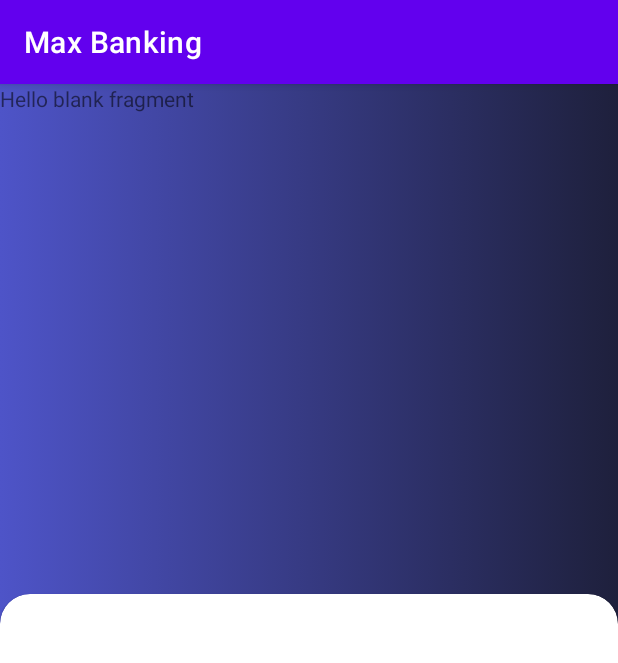
After one commit to MMwandigha/BankApp, an Android app: the fragment Dashboard shown on its own in the app's theme, on a phone screen of 412 x 824 dp. The commit adds this screen. Shown: the top 663 px of the screen. Run offline under Robolectric (Android 15) with nearby library versions, the phone set to English and light mode, and no system bars.

Commit message:
Wednesday 22/02 (2nd Take)

```diff
--- a/app/src/main/AndroidManifest.xml
+++ b/app/src/main/AndroidManifest.xml
@@ -19,7 +19,7 @@
         </activity>
 
         <activity
-            android:name=".UsersProfile"
+            android:name=".ui.profile.UsersProfile"
             android:exported="false" />
         <activity
             android:name=".MainActivity"
--- /dev/null
+++ b/app/src/main/java/com/maxwell/recyclerview/Dashboard.kt
@@ -0,0 +1,20 @@
+package com.maxwell.recyclerview
+
+import android.os.Bundle
+import androidx.fragment.app.Fragment
+import android.view.LayoutInflater
+import android.view.View
+import android.view.ViewGroup
+
+class Dashboard : Fragment() {
+
+    override fun onCreateView(
+        inflater: LayoutInflater, container: ViewGroup?,
+        savedInstanceState: Bundle?
+    ): View? {
+        // Inflate the layout for this fragment
+        return inflater.inflate(R.layout.fragment_dashboard, container, false)
+    }
+
+
+}
--- a/app/src/main/java/com/maxwell/recyclerview/ui/auth/authfragments/RegisterFragment.kt
+++ b/app/src/main/java/com/maxwell/recyclerview/ui/auth/authfragments/RegisterFragment.kt
@@ -5,6 +5,7 @@ import androidx.fragment.app.Fragment
 import android.view.LayoutInflater
 import android.view.View
 import android.view.ViewGroup
+import android.widget.Toast
 import androidx.navigation.findNavController
 import com.maxwell.recyclerview.R
 import com.maxwell.recyclerview.databinding.FragmentRegisterBinding
@@ -40,7 +41,10 @@ class RegisterFragment : Fragment() {
 
         binding.btnRegister.setOnClickListener {
             view.findNavController().navigate(R.id.action_registerFragment_to_loginFragment)
+
         }
+
+
     }
 
     private fun checkAllFields(): Boolean {
--- a/app/src/main/java/com/maxwell/recyclerview/ui/home/MainFragment.kt
+++ b/app/src/main/java/com/maxwell/recyclerview/ui/home/MainFragment.kt
@@ -1,20 +1,15 @@
 package com.maxwell.recyclerview.ui.home
 
-import android.content.Intent
 import android.os.Bundle
 import androidx.fragment.app.Fragment
 import android.view.LayoutInflater
 import android.view.View
 import android.view.ViewGroup
-import androidx.navigation.Navigation
 import androidx.navigation.fragment.findNavController
 import androidx.recyclerview.widget.LinearLayoutManager
-import androidx.recyclerview.widget.RecyclerView
 import com.maxwell.recyclerview.R
-import com.maxwell.recyclerview.UsersProfile
 import com.maxwell.recyclerview.adapter.UsersAdapter
 import com.maxwell.recyclerview.adapter.listener.OnItemUserClickListener
-import com.maxwell.recyclerview.databinding.ActivityMainBinding
 import com.maxwell.recyclerview.databinding.FragmentMainBinding
 import com.maxwell.recyclerview.model.UsersModel
 
--- a/app/src/main/java/com/maxwell/recyclerview/UsersProfile.kt
+++ b/app/src/main/java/com/maxwell/recyclerview/ui/profile/UsersProfile.kt
@@ -1,9 +1,10 @@
-package com.maxwell.recyclerview
+package com.maxwell.recyclerview.ui.profile
 
 import androidx.appcompat.app.AppCompatActivity
 import android.os.Bundle
 import android.widget.ImageView
 import android.widget.TextView
+import com.maxwell.recyclerview.R
 
 class UsersProfile : AppCompatActivity() {
 
--- /dev/null
+++ b/app/src/main/res/drawable/gradient_background.xml
@@ -0,0 +1,12 @@
+<?xml version="1.0" encoding="utf-8"?>
+<selector xmlns:android="http://schemas.android.com/apk/res/android">
+    <item>
+        <shape>
+            <gradient
+                android:startColor="#4e54c8"
+                android:endColor="#1E203C"
+                android:type="linear"/>
+        </shape>
+    </item>
+
+</selector>
--- /dev/null
+++ b/app/src/main/res/layout/fragment_dashboard.xml
@@ -0,0 +1,53 @@
+<?xml version="1.0" encoding="utf-8"?>
+<FrameLayout xmlns:android="http://schemas.android.com/apk/res/android"
+    xmlns:app="http://schemas.android.com/apk/res-auto"
+    xmlns:tools="http://schemas.android.com/tools"
+    android:layout_width="match_parent"
+    android:layout_height="match_parent"
+    tools:context=".Dashboard"
+    android:background="@drawable/gradient_background">
+
+    <!-- TODO: Update blank fragment layout -->
+
+    <androidx.constraintlayout.widget.ConstraintLayout
+        android:layout_width="match_parent"
+        android:layout_height="match_parent">
+
+
+        <com.google.android.material.card.MaterialCardView
+            style="@style/MyCardView"
+            android:layout_width="match_parent"
+            android:layout_height="0dp"
+            android:layout_marginTop="340dp"
+            android:background="#ffffff"
+            app:layout_constraintBottom_toBottomOf="parent"
+            app:layout_constraintEnd_toEndOf="parent"
+            app:layout_constraintHorizontal_bias="1.0"
+            app:layout_constraintStart_toStartOf="parent"
+            app:layout_constraintTop_toTopOf="@+id/textView">
+
+        </com.google.android.material.card.MaterialCardView>
+
+        <com.google.android.material.card.MaterialCardView
+            android:layout_width="370dp"
+            android:layout_height="148dp"
+            android:layout_marginBottom="29dp"
+            app:layout_constraintBottom_toTopOf="@+id/textView"
+            tools:layout_editor_absoluteX="25dp">
+
+        </com.google.android.material.card.MaterialCardView>
+
+        <TextView
+            android:id="@+id/textView"
+            android:layout_width="match_parent"
+            android:layout_height="match_parent"
+            android:text="@string/hello_blank_fragment"
+            tools:layout_editor_absoluteX="40dp"
+            tools:layout_editor_absoluteY="553dp"
+            />
+
+
+    </androidx.constraintlayout.widget.ConstraintLayout>
+
+
+</FrameLayout>
--- a/app/src/main/res/layout/user_profile.xml
+++ b/app/src/main/res/layout/user_profile.xml
@@ -5,7 +5,7 @@
     android:layout_width="match_parent"
     android:layout_height="match_parent"
     android:orientation="vertical"
-    tools:context=".UsersProfile">
+    tools:context=".ui.profile.UsersProfile">
 
     <RelativeLayout
         android:layout_width="match_parent"
--- a/app/src/main/res/values/dimens.xml
+++ b/app/src/main/res/values/dimens.xml
@@ -2,4 +2,7 @@
     <!-- Default screen margins, per the Android Design guidelines. -->
     <dimen name="activity_horizontal_margin">16dp</dimen>
     <dimen name="activity_vertical_margin">16dp</dimen>
+    <!-- Default screen margins, per the Android Design guidelines. -->
+    <dimen name="fragment_horizontal_margin">16dp</dimen>
+    <dimen name="fragment_vertical_margin">16dp</dimen>
 </resources>
--- a/app/src/main/res/values/themes.xml
+++ b/app/src/main/res/values/themes.xml
@@ -22,5 +22,20 @@
         </item>
     </style>
 
+    <style name="MyCardView" parent="@style/Widget.MaterialComponents.CardView">
+        <item name="shapeAppearanceOverlay">@style/ShapeAppearanceOverlay.MaterialCardView.Cut</item>
+    </style>
+
+
+    <style name="ShapeAppearanceOverlay.MaterialCardView.Cut" parent="">
+        <item name="cornerFamily">rounded</item>
+        <item name="cornerSizeTopRight">20dp</item>
+        <item name="cornerSizeTopLeft">20dp</item>
+        <item name="cornerSizeBottomRight">0dp</item>
+        <item name="cornerSizeBottomLeft">0dp</item>
+    </style>
+
+
+
 
 </resources>
```
Also changed, not shown: app/src/main/res/drawable/luke-chesser-3rWagdKBF7U-unsplash.jpg (added).
